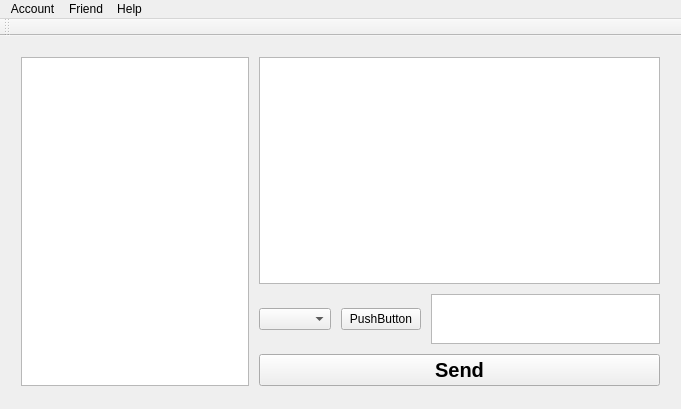
This is pTox/mainwindow.ui in PiotrParysek/pTox as Qt 5 draws it before an edit. The edited form follows.
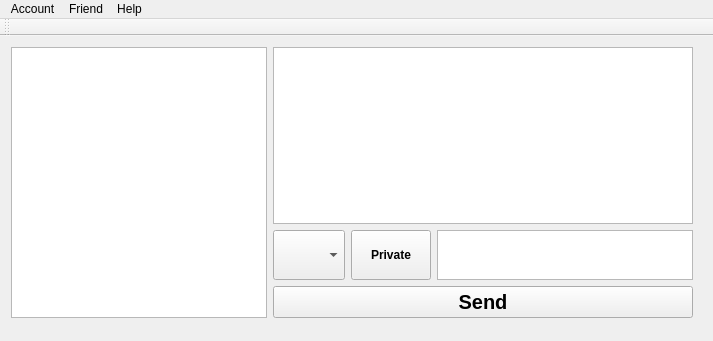
This is the edited form.

Commit message: Added Audio Calls and private messaging - check them if they work!

The edit to the form file:
```diff
--- a/pTox/mainwindow.ui
+++ b/pTox/mainwindow.ui
@@ -6,10 +6,16 @@
    <rect>
     <x>0</x>
     <y>0</y>
-    <width>681</width>
-    <height>409</height>
+    <width>713</width>
+    <height>341</height>
    </rect>
   </property>
+  <property name="sizePolicy">
+   <sizepolicy hsizetype="Ignored" vsizetype="Ignored">
+    <horstretch>0</horstretch>
+    <verstretch>0</verstretch>
+   </sizepolicy>
+  </property>
   <property name="windowTitle">
    <string>pTox</string>
   </property>
@@ -17,49 +23,80 @@
    <widget class="QWidget" name="layoutWidget">
     <property name="geometry">
      <rect>
-      <x>10</x>
-      <y>10</y>
-      <width>661</width>
-      <height>351</height>
+      <x>0</x>
+      <y>0</y>
+      <width>704</width>
+      <height>293</height>
      </rect>
     </property>
     <layout class="QHBoxLayout" name="horizontalLayout_2">
-     <property name="spacing">
-      <number>10</number>
-     </property>
      <item>
       <widget class="QTableWidget" name="tableWidget"/>
      </item>
      <item>
       <layout class="QVBoxLayout" name="verticalLayout_2">
-       <property name="spacing">
-        <number>10</number>
-       </property>
        <item>
         <widget class="QTextBrowser" name="textBrowser"/>
        </item>
        <item>
         <layout class="QVBoxLayout" name="verticalLayout">
-         <property name="spacing">
-          <number>10</number>
-         </property>
          <item>
           <layout class="QHBoxLayout" name="horizontalLayout">
-           <property name="spacing">
-            <number>10</number>
-           </property>
            <item>
-            <widget class="QComboBox" name="comboBox"/>
+            <widget class="QComboBox" name="comboBox">
+             <property name="sizePolicy">
+              <sizepolicy hsizetype="Maximum" vsizetype="Fixed">
+               <horstretch>0</horstretch>
+               <verstretch>0</verstretch>
+              </sizepolicy>
+             </property>
+             <property name="minimumSize">
+              <size>
+               <width>0</width>
+               <height>50</height>
+              </size>
+             </property>
+            </widget>
            </item>
            <item>
             <widget class="QPushButton" name="pushButton_audio">
+             <property name="sizePolicy">
+              <sizepolicy hsizetype="Maximum" vsizetype="Fixed">
+               <horstretch>0</horstretch>
+               <verstretch>0</verstretch>
+              </sizepolicy>
+             </property>
+             <property name="minimumSize">
+              <size>
+               <width>0</width>
+               <height>50</height>
+              </size>
+             </property>
+             <property name="font">
+              <font>
+               <weight>75</weight>
+               <bold>true</bold>
+              </font>
+             </property>
              <property name="text">
-              <string>PushButton</string>
+              <string>Private</string>
              </property>
             </widget>
            </item>
            <item>
             <widget class="QTextEdit" name="textEdit">
+             <property name="sizePolicy">
+              <sizepolicy hsizetype="Maximum" vsizetype="Expanding">
+               <horstretch>0</horstretch>
+               <verstretch>0</verstretch>
+              </sizepolicy>
+             </property>
+             <property name="minimumSize">
+              <size>
+               <width>0</width>
+               <height>50</height>
+              </size>
+             </property>
              <property name="maximumSize">
               <size>
                <width>16777215</width>
@@ -96,7 +133,7 @@
     <rect>
      <x>0</x>
      <y>0</y>
-     <width>681</width>
+     <width>713</width>
      <height>22</height>
     </rect>
    </property>
```
Left out of the diff: 1 changed line with no effect on the pictures. The commit also changes 7 other files.
